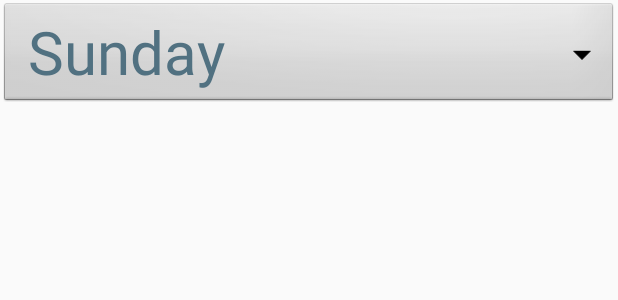
After one commit to dhabensky/Thermostat, an Android app: the layout _3schedule_new.xml on its own in the app's theme, with its tools: preview values and no code run, on a phone screen of 412 x 824 dp. The commit adds this screen. Shown: the top 300 px of the screen. Run offline under Robolectric (Android 15) with nearby library versions, the phone set to English and light mode, and no system bars.

Commit message:
Hell awaits

```diff
--- /dev/null
+++ b/app/src/main/res/layout/_3schedule_new.xml
@@ -0,0 +1,25 @@
+<?xml version="1.0" encoding="utf-8"?>
+<LinearLayout xmlns:android="http://schemas.android.com/apk/res/android"
+    xmlns:tools="http://schemas.android.com/tools" android:layout_width="match_parent"
+    android:layout_height="match_parent" android:paddingLeft="@dimen/activity_horizontal_margin"
+    android:paddingRight="@dimen/activity_horizontal_margin"
+    android:paddingTop="@dimen/activity_vertical_margin"
+    android:paddingBottom="@dimen/activity_vertical_margin"
+    tools:context="denastya.thermostat.HostActivity$PlaceholderFragment"
+    android:orientation="vertical">
+
+    <Spinner
+        android:layout_width="match_parent"
+        android:layout_height="wrap_content"
+        android:id="@+id/spinner"
+        android:background="@android:drawable/btn_dropdown"
+        android:entries="@array/days_array"
+        android:spinnerMode="dropdown" />
+
+    <ListView
+        android:layout_width="match_parent"
+        android:layout_height="wrap_content"
+        android:id="@+id/listView"
+        android:layout_gravity="center_horizontal" />
+
+</LinearLayout>
```
Also changed, not shown: app/src/main/java/denastya/thermostat/HostActivity.java (+6 -2 lines), app/src/main/java/denastya/thermostat/core/DaySchedule.java (+35 -3 lines), app/src/main/java/denastya/thermostat/core/Model.java (+16 -1 lines), app/src/main/java/denastya/thermostat/core/Schedule.java (+25 -0 lines), app/src/main/java/denastya/thermostat/ui/UiAdjust.java (+17 -0 lines).
